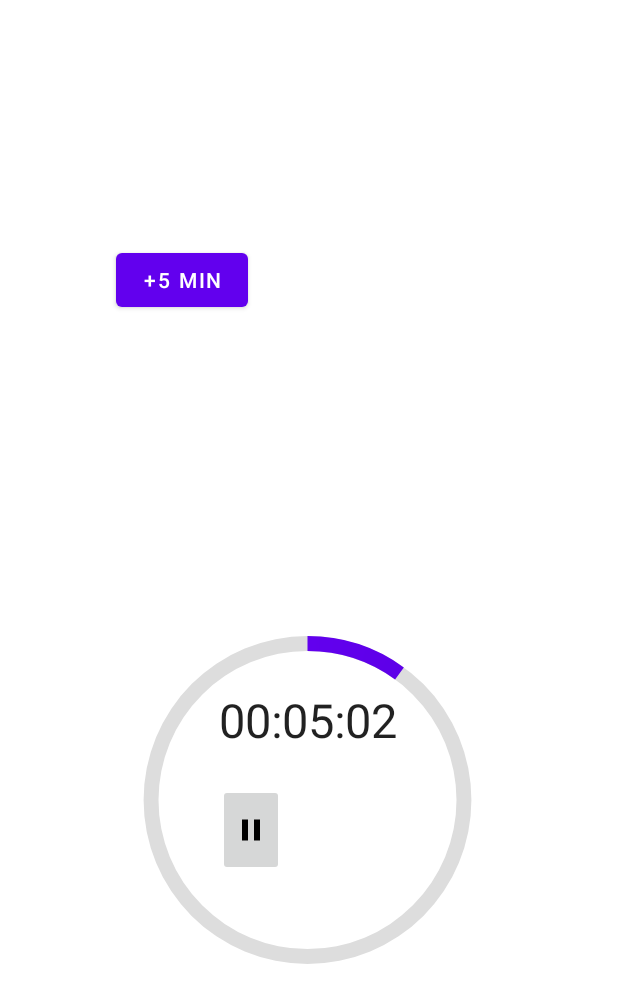
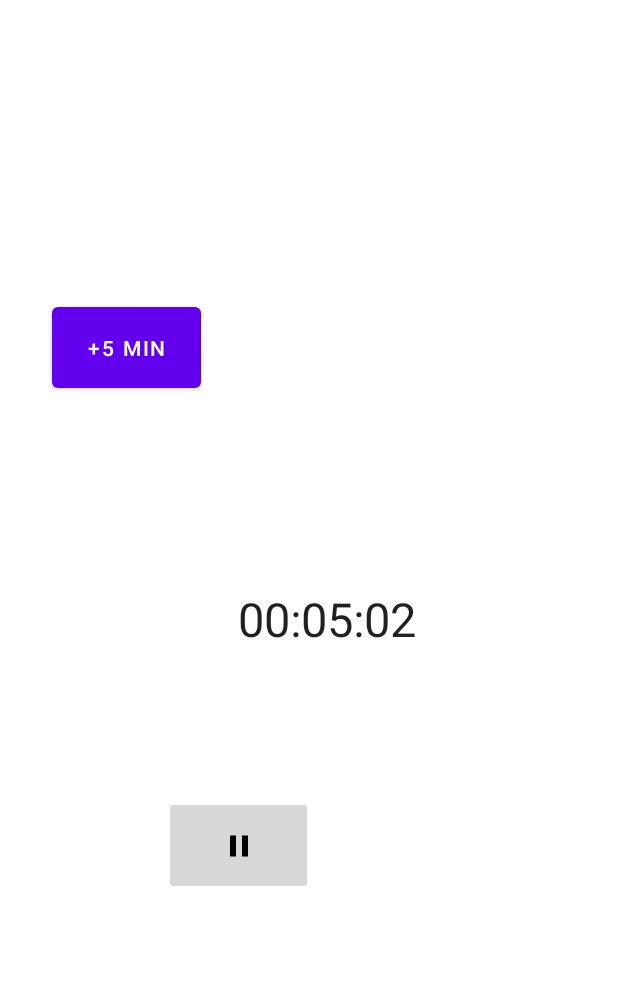
Before and after one commit to vansh482/Padh.Le, an Android app: the MainActivity3 screen opened directly, with no data from a screen before it, after a tap on an icon or button, on a phone screen of 412 x 824 dp. Shown: the top 1003 px of the screen. Run offline under Robolectric (Android 15) with nearby library versions, the phone set to English and light mode, and no system bars; 1 other tap on this screen came first.

```diff
--- a/app/src/main/java/com/example/project/Form.java
+++ b/app/src/main/java/com/example/project/Form.java
@@ -34,7 +34,8 @@ public class Form extends AppCompatActivity {
     RadioGroup gender, activities, freetime, goout, health;
     Button Continue;
     String Gender, Age, Activities, FreeTime, GoOut, Health;
-    String url = "https://studytime-padhle.herokuapp.com/predict";
+//    String url = "https://studytime-padhle.herokuapp.com/predict";
+    String url = "https://sahilsorte16.pythonanywhere.com/predict";
     String result;
     @Override
     protected void onCreate(Bundle savedInstanceState) {
@@ -78,7 +79,7 @@ public class Form extends AppCompatActivity {
                     public void onResponse(String response) {
                         try {
                             JSONObject jsonObject = new JSONObject(response);
-                            result = jsonObject.getString("studytime");
+                            result = jsonObject.getString("category");
                             String data;
                             switch (result) {
                                 case "1":
--- a/app/src/main/java/com/example/project/MainActivity3.java
+++ b/app/src/main/java/com/example/project/MainActivity3.java
@@ -16,7 +16,7 @@ import android.widget.ProgressBar;
 public class MainActivity3 extends AppCompatActivity {
     private Chronometer chronometer;
     ImageButton btStart, btStop;
-    private boolean isResume;
+    private boolean isResume,isRunning,flg=false;
     Handler handler,handler2;
     long tMilliSec, tStart, tBuff, tUpdate = 0L;
     long sec=0, hrs=0, min=0, prev=0;
@@ -29,10 +29,13 @@ public class MainActivity3 extends AppCompatActivity {
     long k,j=0;
     boolean flag=true;
     @Override
+
     protected void onCreate(Bundle savedInstanceState) {
         super.onCreate(savedInstanceState);
         setContentView(R.layout.activity_main3);
-        progressBar = findViewById(R.id.progress_bar);
+        Log.d("ma3","oncreate "+ String.valueOf(min));
+
+        // progressBar = findViewById(R.id.progress_bar);
         chronometer = findViewById(R.id.chronometer);
         btStart = findViewById(R.id.bt_start);
         btStop = findViewById(R.id.bt_stop);
@@ -42,15 +45,19 @@ public class MainActivity3 extends AppCompatActivity {
         Bundle extra = getIntent().getExtras();
         if (extra != null) {
             prev = extra.getLong("time");
+            Log.d("ma3","prev"+String.valueOf(prev));
             pos = extra.getInt("pos");
             uId=extra.getString("uId");
-            Log.d("ma3", "onCreate: " + prev + pos);
+            // Log.d("ma3", "onCreate: " + prev + pos);
         }
 
         if(prev>0){
+            flg=true;
             sec =  (prev / 1000);
-            min = min+(sec / 60);
-            hrs = hrs+(min / 60);
+            hrs = hrs+(sec / 3600);
+            min = (min+(sec / 60))%60;
+
+
             sec = sec % 60;
 //            tUpdate+=sec;
 
@@ -63,6 +70,7 @@ public class MainActivity3 extends AppCompatActivity {
         button.setOnClickListener(new View.OnClickListener() {
             @Override
             public void onClick(View view) {
+                Log.d("ma3","on+5 "+ String.valueOf(min));
 
                 j++;
                 min=min+5;
@@ -74,48 +82,26 @@ public class MainActivity3 extends AppCompatActivity {
             }
         });
 
-        Log.d("ma4", "onCreate: " + k + sTime + pos);
-
 //-------------------------------------------------------------------------------------------------
         btStart.setOnClickListener(new View.OnClickListener() {
-            boolean fuck = true;
+            boolean temp = true;
             @Override
             public void onClick(View v) {
-                //--------------------------------------------------------------------
-                handler.postDelayed(new Runnable() {
-                    @Override
-                    public void run() {
-                        // set the limitations for the numeric
-                        // text under the progress bar
-                        if(fuck){
-                            if (i <= 100) {
-                                progressBar.setProgress(i);
-                                i++;
-                                handler.postDelayed(this, 200);
-                                Log.d("ma4", "onCreate: " + k + sTime + pos);
-                            } else {
-                                i=0;
-                                progressBar.setProgress(i);
-                                i++;
-                                handler.postDelayed(this, 200);
-                            }
-                        }}
-                }, 200);
+                Log.d("ma3","btstart "+ String.valueOf(min));
+
                 //-----------------------------------------------------------------------
                 if (!isResume) {
-                    tStart = SystemClock.uptimeMillis()-prev;
+
+                    isResume = true;
+                    isRunning=true;
                     handler.postDelayed(runnable, 0);
-                    chronometer.start();
-                    isResume = true;
-                    fuck = true;
                     btStop.setVisibility(View.GONE);
                     btStart.setImageDrawable(getResources().getDrawable(R.drawable.ic_baseline_pause_24));
                 } else {
-                    tBuff += tMilliSec;
+
+                    isRunning=false;
+                    isResume = false;
                     handler.removeCallbacks(runnable);
-                    chronometer.stop();
-                    fuck = false;
-                    isResume = false;
                     btStop.setVisibility(View.VISIBLE);
                     btStart.setImageDrawable(getResources().getDrawable(R.drawable.ic_play));
                 }
@@ -127,19 +113,22 @@ public class MainActivity3 extends AppCompatActivity {
         Intent i=new Intent();
 
         btStop.setOnClickListener(new View.OnClickListener() {
+
             @Override
             public void onClick(View view) {
+                Log.d("ma3","btstop "+ String.valueOf(min));
+
                 if(!isResume){
-                    k= tUpdate+j*300000;
-//                    time=String.valueOf(k );
+
+
+                    k= (tUpdate*1000)+(j*300000);
+                    //                    time=String.valueOf(k );
                     i.putExtra("position", pos);
                     i.putExtra("uId", uId);
                     i.putExtra("time", k);
                     i.putExtra("sTime",sTime);
                     btStart.setImageDrawable(getResources().getDrawable(R.drawable.ic_play));
-                    tMilliSec=0L;
-                    tStart=0L;
-                    tBuff=0L;
+
                     tUpdate=0L;
                     sec=0;
                     min=0;
@@ -147,6 +136,8 @@ public class MainActivity3 extends AppCompatActivity {
                     chronometer.setText("00:00:00");
                     k=0;
                     j=0;
+                    handler.removeCallbacks(runnable);
+
                     setResult(RESULT_OK, i);
                     finish();
                 }
@@ -157,19 +148,28 @@ public class MainActivity3 extends AppCompatActivity {
     public Runnable runnable = new Runnable() {
         @Override
         public void run() {
-            tMilliSec = SystemClock.uptimeMillis() - tStart;
-            tUpdate = tBuff + tMilliSec;
-            sec =  (tUpdate / 1000);
-            if(flag) {
-                sec += prev/1000;
-                flag=false;
+            Log.d("ma3","run "+ String.valueOf(min));
+
+            long temp ,temp2;
+            if(isRunning==true) tUpdate++;
+
+            hrs=hrs;
+            temp2=((tUpdate+min*60)/3600);
+            min=min;
+            temp=(tUpdate/60);
+
+            if(flg){
+                tUpdate+=sec;
+
+                flg=false;
             }
-            min = min+(sec / 60);
-            hrs = hrs+(min / 60);
-            sec = sec % 60;
-            sTime=String.format("%02d", hrs) + ":" + String.format("%02d", min) + ":" + String.format("%02d", sec);
+
+            sec = tUpdate % 60;
+
+
+            sTime = String.format("%02d", (hrs+temp2)%60) + ":" + String.format("%02d", (min+temp)%60) + ":" + String.format("%02d", sec);
             chronometer.setText(sTime);
-            handler.postDelayed(this, 60);
+            handler.postDelayed(this, 1000);
         }
     };
 }
--- a/app/src/main/res/layout/activity_main3.xml
+++ b/app/src/main/res/layout/activity_main3.xml
@@ -1,74 +1,6 @@
-<?xml version="1.0" encoding="utf-8"?>
-<androidx.constraintlayout.widget.ConstraintLayout xmlns:android="http://schemas.android.com/apk/res/android"
-    xmlns:app="http://schemas.android.com/apk/res-auto"
-    xmlns:tools="http://schemas.android.com/tools"
-    android:layout_width="match_parent"
-    android:layout_height="match_parent"
-    tools:context=".MainActivity3">
-
-
-    <ProgressBar
-        android:id="@+id/progress_bar"
-        style="?android:attr/progressBarStyleHorizontal"
-        android:layout_width="298dp"
-        android:layout_height="324dp"
-        android:indeterminate="false"
-        android:progressDrawable="@drawable/drawable2"
-        app:layout_constraintBottom_toBottomOf="parent"
-        app:layout_constraintEnd_toEndOf="parent"
-        app:layout_constraintHorizontal_bias="0.491"
-        app:layout_constraintStart_toStartOf="parent"
-        app:layout_constraintTop_toTopOf="parent"
-        app:layout_constraintVertical_bias="0.743" />
-
-    <Chronometer
-        android:id="@+id/chronometer"
-        android:layout_width="wrap_content"
-        android:layout_height="wrap_content"
-        android:textSize="31sp"
-        android:format="00:00:00"
-        app:layout_constraintBottom_toBottomOf="@+id/progress_bar"
-        app:layout_constraintEnd_toEndOf="@+id/progress_bar"
-        app:layout_constraintHorizontal_bias="0.502"
-        app:layout_constraintStart_toStartOf="@+id/progress_bar"
-        app:layout_constraintTop_toTopOf="@+id/progress_bar"
-        app:layout_constraintVertical_bias="0.31" />
-
-    <Button
-        android:id="@+id/button"
-        android:layout_width="wrap_content"
-        android:layout_height="wrap_content"
-        android:text="+5 min"
-
-        app:layout_constraintBottom_toBottomOf="parent"
-        app:layout_constraintEnd_toEndOf="parent"
-        app:layout_constraintHorizontal_bias="0.238"
-        app:layout_constraintStart_toStartOf="parent"
-        app:layout_constraintTop_toTopOf="parent"
-        app:layout_constraintVertical_bias="0.21" />
-
-    <ImageButton
-        android:id="@+id/bt_start"
-        android:layout_width="44dp"
-        android:layout_height="61dp"
-
-        android:src="@drawable/ic_play"
-        app:layout_constraintBottom_toBottomOf="parent"
-        app:layout_constraintEnd_toEndOf="parent"
-        app:layout_constraintHorizontal_bias="0.395"
-        app:layout_constraintStart_toStartOf="parent"
-        app:layout_constraintTop_toTopOf="@+id/chronometer"
-        app:layout_constraintVertical_bias="0.21" />
-
-    <ImageButton
-        android:id="@+id/bt_stop"
-        android:layout_width="44dp"
-        android:layout_height="61dp"
-        android:src="@drawable/ic_stop"
-        app:layout_constraintBottom_toBottomOf="parent"
-        app:layout_constraintEnd_toEndOf="parent"
-        app:layout_constraintHorizontal_bias="0.604"
-        app:layout_constraintStart_toStartOf="parent"
-        app:layout_constraintTop_toTopOf="parent"
-        app:layout_constraintVertical_bias="0.67" />
+<androidx.constraintlayout.widget.ConstraintLayout xmlns:android="http://schemas.android.com/apk/res/android" xmlns:app="http://schemas.android.com/apk/res-auto" xmlns:tools="http://schemas.android.com/tools" android:layout_width="match_parent" android:layout_height="match_parent" tools:context=".MainActivity3">
+    <Chronometer android:id="@+id/chronometer" android:layout_width="wrap_content" android:layout_height="wrap_content" android:format="00:00:00" android:textSize="31sp" app:layout_constraintBottom_toBottomOf="parent" app:layout_constraintEnd_toEndOf="parent" app:layout_constraintHorizontal_bias="0.542" app:layout_constraintStart_toStartOf="parent" app:layout_constraintTop_toTopOf="parent"/>
+    <Button android:id="@+id/button" android:layout_width="99dp" android:layout_height="66dp" android:text="+5 min" app:layout_constraintBottom_toBottomOf="parent" app:layout_constraintEnd_toEndOf="parent" app:layout_constraintHorizontal_bias="0.111" app:layout_constraintStart_toStartOf="parent" app:layout_constraintTop_toTopOf="parent" app:layout_constraintVertical_bias="0.262"/>
+    <ImageButton android:id="@+id/bt_start" android:layout_width="99dp" android:layout_height="66dp" android:src="@drawable/ic_play" app:layout_constraintBottom_toBottomOf="parent" app:layout_constraintEnd_toEndOf="parent" app:layout_constraintHorizontal_bias="0.35" app:layout_constraintStart_toStartOf="parent" app:layout_constraintTop_toTopOf="parent" app:layout_constraintVertical_bias="0.7"/>
+    <ImageButton android:id="@+id/bt_stop" android:layout_width="99dp" android:layout_height="66dp" android:src="@drawable/ic_stop" app:layout_constraintBottom_toBottomOf="parent" app:layout_constraintEnd_toEndOf="parent" app:layout_constraintHorizontal_bias="0.418" app:layout_constraintStart_toEndOf="@+id/bt_start" app:layout_constraintTop_toTopOf="parent" app:layout_constraintVertical_bias="0.7"/>
 </androidx.constraintlayout.widget.ConstraintLayout>
```
Also changed, not shown: app/src/main/java/com/example/project/DetailCard.java (+15 -0 lines), app/src/main/java/com/example/project/FirstFragment.java (+66 -3 lines), app/src/main/java/com/example/project/MainActivity.java (+4 -4 lines).
